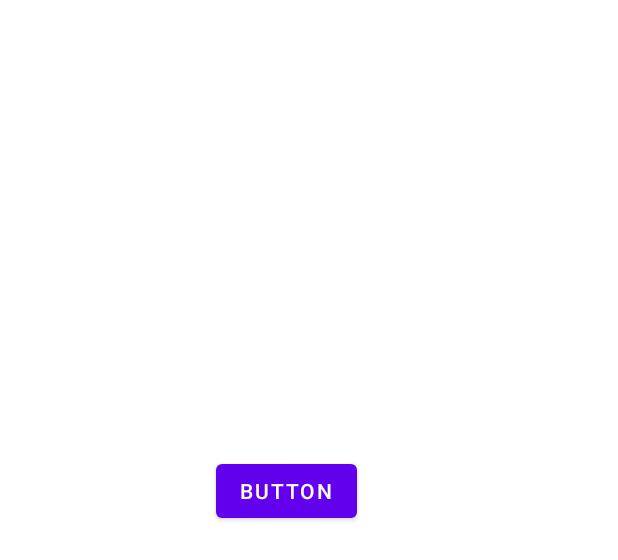
After one commit to tresul03/EcoMeals, an Android app: the layout hellofragment.xml on its own in the app's theme, with its tools: preview values and no code run, on a phone screen of 412 x 824 dp. The commit adds this screen. Shown: the top 560 px of the screen. Run offline under Robolectric (Android 15) with nearby library versions, the phone set to English and light mode, and no system bars.

Commit message:
No change

```diff
--- a/app/build.gradle
+++ b/app/build.gradle
@@ -49,5 +49,5 @@ dependencies {
     testImplementation 'junit:junit:4.13.2'
     androidTestImplementation 'androidx.test.ext:junit:1.1.5'
     androidTestImplementation 'androidx.test.espresso:espresso-core:3.5.1'
-    implementation 'androidx.fragment:fragment-ktx:1.7.0'
+    implementation 'androidx.fragment:fragment-ktx:1.5.6'
 }
--- a/app/src/main/java/com/mastercoding/hackathon2/MainActivity.kt
+++ b/app/src/main/java/com/mastercoding/hackathon2/MainActivity.kt
@@ -1,4 +1,5 @@
 package com.mastercoding.hackathon2
+
 
 import android.os.Bundle
 import com.google.android.material.bottomnavigation.BottomNavigationView
--- a/app/src/main/java/com/mastercoding/hackathon2/ui/recipe/addrecipeviewmodel.kt
+++ b/app/src/main/java/com/mastercoding/hackathon2/ui/recipe/addrecipeviewmodel.kt
@@ -22,6 +22,7 @@ class addrecipeviewmodel : ViewModel() {
         // Handle recipe submission here
 
 
+
     }
 
     fun reset() {
--- /dev/null
+++ b/app/src/main/res/layout/hellofragment.xml
@@ -0,0 +1,26 @@
+<?xml version="1.0" encoding="utf-8"?>
+<androidx.constraintlayout.widget.ConstraintLayout xmlns:android="http://schemas.android.com/apk/res/android"
+    xmlns:app="http://schemas.android.com/apk/res-auto"
+    xmlns:tools="http://schemas.android.com/tools"
+    android:layout_width="match_parent"
+    android:layout_height="match_parent">
+
+    <FrameLayout
+        android:id="@+id/frame_containing"
+        android:layout_width="wrap_content"
+        android:layout_height="wrap_content"
+        app:layout_constraintBottom_toTopOf="parent"
+        app:layout_constraintEnd_toStartOf="parent"
+        app:layout_constraintStart_toStartOf="parent"
+        app:layout_constraintTop_toTopOf="parent" />
+
+    <Button
+        android:id="@+id/button3"
+        android:layout_width="wrap_content"
+        android:layout_height="wrap_content"
+        android:layout_marginStart="144dp"
+        android:layout_marginTop="303dp"
+        android:text="Button"
+        app:layout_constraintStart_toStartOf="parent"
+        app:layout_constraintTop_toTopOf="parent" />
+</androidx.constraintlayout.widget.ConstraintLayout>
```
Also changed, not shown: app/src/main/java/com/mastercoding/hackathon2/ui/recipe/hellofragment.kt (added, +15 -0 lines), app/src/main/java/com/mastercoding/hackathon2/ui/recipe/recipefragment.kt (+6 -4 lines), app/src/main/res/layout/fragment_recipe.xml (+9 -0 lines).
